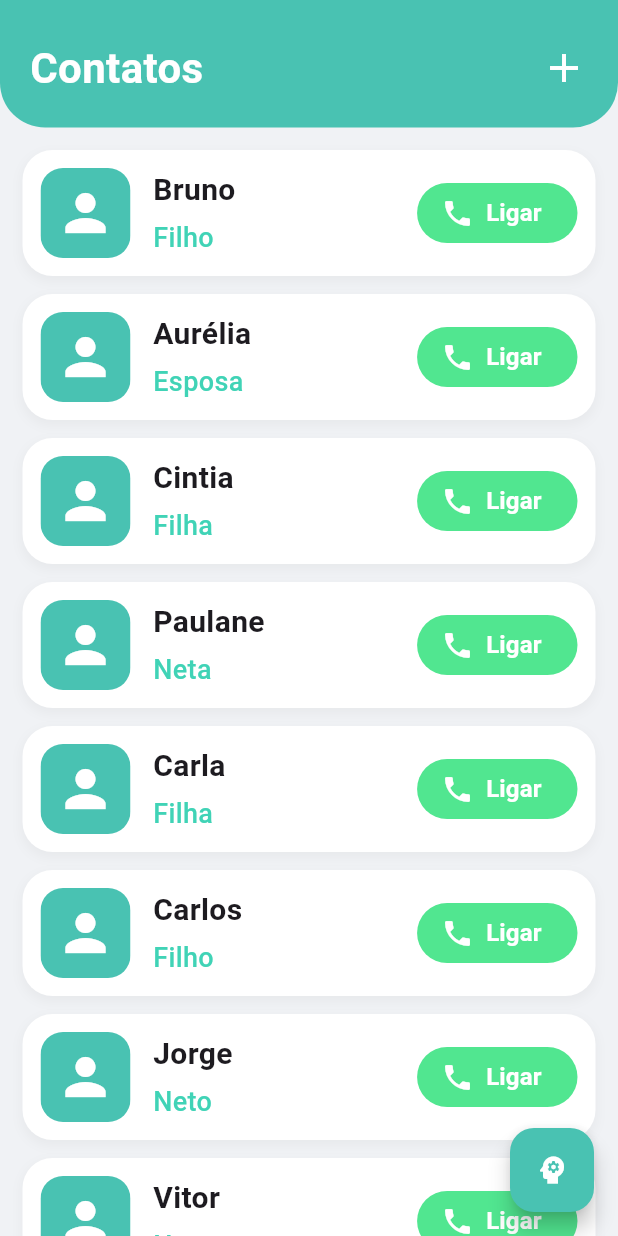
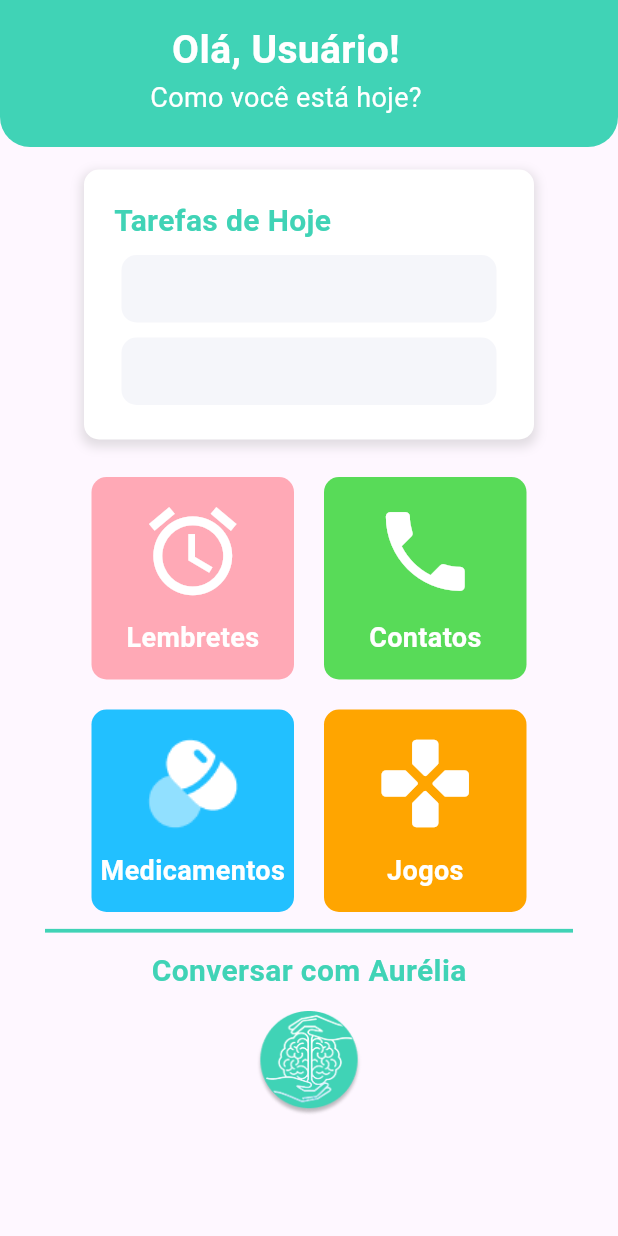
Before and after one commit to PEDROisaias/ProjetoFlutter, a Flutter app: the screen it shows after launch, on a phone screen of 412 x 824 dp. Run offline on Flutter 3.47's test engine with Material 3 defaults, Android fonts, the phone set to English and light mode, and no system bars; Roboto replaces fonts that are missing (Quicksand).

Commit message:
criacao da tela home e ajustes nas outras telas

```diff
--- a/aurelia_app/lib/main.dart
+++ b/aurelia_app/lib/main.dart
@@ -1,7 +1,7 @@
 // Importa o pacote principal do Flutter para usar os widgets do Material Design.
-import 'package:aurelia_app/ui/view_model/ContatosViewModel.dart';
+import 'package:aurelia_app/ui/view/tela_home.dart';
+import 'package:aurelia_app/ui/view_model/contatos_view_model.dart';
 import 'package:flutter/material.dart';
-import 'package:aurelia_app/ui/view/TelaContatos.dart';
 import 'package:provider/provider.dart';
 
 // A função main() é o ponto de entrada da aplicação.
@@ -27,7 +27,7 @@ class MeuApp extends StatelessWidget {
         // Remove a faixa de "debug" no canto superior direito da tela.
         debugShowCheckedModeBanner: false,
         // Define a tela inicial da aplicação como a `TelaContatos`.
-        home: TelaContatos(),
+        home: TelaHome(),
       ),
     );
   }
--- a/aurelia_app/lib/ui/view/TelaContatos.dart
+++ b/aurelia_app/lib/ui/view/tela_contatos.dart
@@ -1,7 +1,8 @@
 // ignore: file_names
-import 'package:aurelia_app/data/model/Contato.dart';
-import 'package:aurelia_app/ui/view/TelaDetalhesContato.dart';
-import 'package:aurelia_app/ui/view_model/ContatosViewModel.dart';
+import 'package:aurelia_app/data/model/contato.dart';
+import 'package:aurelia_app/ui/view/tela_detalhes_contato.dart';
+import 'package:aurelia_app/ui/view/tela_home.dart';
+import 'package:aurelia_app/ui/view_model/contatos_view_model.dart';
 import 'package:flutter/material.dart';
 import 'package:provider/provider.dart';
 
@@ -57,30 +58,41 @@ class TelaContatosState extends State<TelaContatos> {
         // Botão flutuante na parte inferior direita.
         floatingActionButton: FloatingActionButton(
           onPressed: () {}, // Ação vazia(mas obrigatória).
-          backgroundColor: const Color(0xFF49C2B2),
-          child: const Icon(Icons.psychology, color: Colors.white),
+          backgroundColor: const Color.fromRGBO(64, 211, 182, 1.0),
+          child: Image.asset('assets/images/aurelia_logo_bg_transparent.png'),
         ),
       ),
     );
   }
+
+  // -----------------------------------------------------------------------------------------------------------------
 
   // Widget para construir o cabeçalho.
   Widget buildHeader() {
     // Adiciona preenchimento interno
     return Container(
       // Construção do cabeçalho. Define a cor de fundo e o raio dos cantos inferiores.
-      padding: const EdgeInsets.only(top: 25, bottom: 20, left: 20, right: 20),
+      padding: const EdgeInsets.only(top: 25, bottom: 20, left: 10, right: 20),
       decoration: const BoxDecoration(
-        color: Color(0xFF49C2B2),
+        color: Color.fromRGBO(64, 211, 182, 1.0),
         borderRadius: BorderRadius.only(
-          bottomLeft: Radius.circular(30),
-          bottomRight: Radius.circular(30),
+          bottomLeft: Radius.circular(14),
+          bottomRight: Radius.circular(14),
         ),
       ),
       child: Row(
         // Alinha os elementos do cabeçalho nas extremidades.
-        mainAxisAlignment: MainAxisAlignment.spaceBetween,
-        children: const [
+        mainAxisAlignment: MainAxisAlignment.start,
+        children: [
+          IconButton(
+            icon: const Icon(Icons.arrow_back, color: Colors.white, size: 28),
+            onPressed: () {
+              Navigator.pop(context,
+              MaterialPageRoute(builder: (context) => const TelaHome())
+              ); // Volta para a tela anterior ao pressionar o botão.
+            },
+          ),
+          const SizedBox(width: 20),
           // Texto do título.
           Text(
             'Contatos',
@@ -88,14 +100,21 @@ class TelaContatosState extends State<TelaContatos> {
               color: Colors.white,
               fontSize: 28,
               fontWeight: FontWeight.bold,
+              fontFamily: 'Quicksand',
             ),
           ),
+          const Spacer(),
           // Ícone de adicionar contato.
-          Icon(Icons.add, color: Colors.white, size: 32),
+          Icon(Icons.add,
+          color: Colors.white,
+          size: 32,
+          ),
         ],
       ),
     );
   }
+
+  // -----------------------------------------------------------------------------------------------------------------
 
   // Widget para construir um único item da lista.
   Widget _buildContactItem(Contato contato) {
--- a/aurelia_app/lib/ui/view/TelaDetalhesContato.dart
+++ b/aurelia_app/lib/ui/view/tela_detalhes_contato.dart
@@ -1,4 +1,5 @@
-import 'package:aurelia_app/data/model/Contato.dart';
+import 'package:aurelia_app/data/model/contato.dart';
+import 'package:aurelia_app/ui/view/tela_contatos.dart';
 import 'package:flutter/material.dart';
 
 // Este widget não tem estado mutável, então é um StatelessWidget.
@@ -14,33 +15,22 @@ class Teladetalhescontato extends StatelessWidget {
     // Scaffold fornece a estrutura visual básica da tela.
     return SafeArea(
       child: Scaffold(
-        // AppBar é a barra de título na parte superior da tela.
-        appBar: AppBar(
-          title: Text('Contato'),
-          // Define a fonte, tamanho e peso do texto do título.
-          titleTextStyle: TextStyle(
-            fontFamily: 'Quicksand',
-            fontSize: 28,
-            fontWeight: FontWeight.bold,
-          ),
-          // Define a cor da barra de título.
-          backgroundColor: const Color(0xFF49C2B2),
-        ),
-
+        backgroundColor: const Color(0xFFF0F2F5),
         // O corpo da tela é uma coluna que organiza os widgets verticalmente.
         // Toda essa parte é da foto do contato
         body: Column(
           // Centraliza os widgets horizontalmente.
           crossAxisAlignment: CrossAxisAlignment.center,
           children: [
+            _buildHeader(context),
             // Chama o método para construir o widget que exibe a foto do contato.
             _buildFotoContato(),
             // Adiciona um espaço vertical de 20 pixels.
-            const SizedBox(height: 20),
+            const SizedBox(height: 25),
             // O Expanded faz com que o widget de informações ocupe todo o
             // espaço vertical restante.
             Expanded(child: _buildInfoContato()),
-            const SizedBox(height: 20),
+            const SizedBox(height: 25),
 
             // Linha com dois botões: "Ligar" e "Reportar".
             Row(
@@ -73,6 +63,10 @@ class Teladetalhescontato extends StatelessWidget {
                       borderRadius: BorderRadius.circular(30),
                     ),
                     elevation: 0, // Sem sombra
+                    padding: const EdgeInsets.symmetric(
+                      horizontal: 20,
+                      vertical: 12,
+                    ),
                   ),
                 ),
                 ElevatedButton.icon(
@@ -96,16 +90,23 @@ class Teladetalhescontato extends StatelessWidget {
                     shape: RoundedRectangleBorder(
                       borderRadius: BorderRadius.circular(30),
                     ),
+                    padding: const EdgeInsets.symmetric(
+                      horizontal: 20,
+                      vertical: 12,
+                    ),
                     elevation: 0, // Sem sombra
                   ),
                 ),
               ],
             ),
+            const SizedBox(height: 25), // Espaçamento inferior
           ],
         ),
       ),
     );
   }
+
+  // -------------------------------------------------------------------------------------------------------
 
   // Widget utilitário para criar um campo de informação formatado.
   Widget _buildInfoField(String text) {
@@ -122,11 +123,13 @@ class Teladetalhescontato extends StatelessWidget {
     );
   }
 
+  // -------------------------------------------------------------------------------------------------------
+
   // Constrói a seção da foto do contato.
   Widget _buildFotoContato() {
     return Container(
       // Adiciona uma margem superior para espaçamento.
-      margin: EdgeInsets.only(top: 40),
+      margin: EdgeInsets.only(top: 30),
       // Adiciona preenchimento interno.
       padding: const EdgeInsets.all(8),
       // Adiciona cor de fundo, bordas arredondadas e uma sombra.
@@ -165,6 +168,8 @@ class Teladetalhescontato extends StatelessWidget {
       ),
     );
   }
+
+  // -------------------------------------------------------------------------------------------------------
 
   // Constrói a seção de informações do contato.
   Widget _buildInfoContato() {
@@ -221,4 +226,54 @@ class Teladetalhescontato extends StatelessWidget {
       ),
     );
   }
+
+  // -----------------------------------------------------------------------------------------------
+
+  Widget _buildHeader(BuildContext context) {
+    // Adiciona preenchimento interno
+    return Container(
+      // Construção do cabeçalho. Define a cor de fundo e o raio dos cantos inferiores.
+      padding: const EdgeInsets.only(top: 15, bottom: 20, left: 10),
+      decoration: const BoxDecoration(
+        color: Color.fromRGBO(64, 211, 182, 1.0),
+        borderRadius: BorderRadius.only(
+          bottomLeft: Radius.circular(14),
+          bottomRight: Radius.circular(14),
+        ),
+      ),
+      child: Row(
+        mainAxisAlignment: MainAxisAlignment.start,
+        children: [
+          // Botão de voltar
+          IconButton(
+            icon: const Icon(Icons.arrow_back, color: Colors.white, size: 28),
+            onPressed: () {
+              Navigator.pop(
+                context,
+                MaterialPageRoute(builder: (context) => TelaContatos()),
+              );
+            },
+          ),
+          // Título do cabeçalho
+          const SizedBox(width: 8),
+          const Text(
+            'Detalhes do Contato',
+            style: TextStyle(
+              color: Colors.white,
+              fontFamily: 'Quicksand',
+              fontWeight: FontWeight.bold,
+              fontSize: 26,
+            ),
+          ),
+          const Spacer(),
+          IconButton(
+            onPressed: () {},
+            icon: const Icon(Icons.more_vert,
+            color: Colors.white,
+            size: 26),
+          ),
+        ],
+      ),
+    );
+  }
 }
--- /dev/null
+++ b/aurelia_app/lib/ui/view/tela_home.dart
@@ -0,0 +1,338 @@
+import 'package:aurelia_app/ui/view/tela_contatos.dart';
+import 'package:flutter/material.dart';
+
+class TelaHome extends StatefulWidget {
+  const TelaHome({super.key});
+
+  @override
+  State<TelaHome> createState() {
+    return TelaHomeState();
+  }
+}
+
+class TelaHomeState extends State<TelaHome> {
+  @override
+  Widget build(BuildContext context) {
+    return SafeArea(
+      child: Scaffold(
+        body: Column(
+          children: [
+            buildHeader(),
+            // Espaçador para empurrar o conteúdo para baixo
+            const SizedBox(height: 15),
+            // Texto centralizado na tela
+            Center(child: buildTarefasUrgentes()),
+            const SizedBox(height: 5),
+            Center(child: buildContainerButtons()),
+            Divider(
+              height: 25,
+              color: Color.fromRGBO(64, 211, 182, 1.0),
+              thickness: 2.5,
+              indent: 30,
+              endIndent: 30,
+            ),
+            Text(
+              'Conversar com Aurélia',
+              style: TextStyle(
+                fontFamily: 'Quicksand',
+                fontSize: 20,
+                fontWeight: FontWeight.bold,
+                color: Color.fromRGBO(64, 211, 182, 1.0),
+              ),
+            ),
+            const SizedBox(height: 4),
+            IconButton(
+              onPressed: () {},
+              icon: Image.asset(
+                'assets/images/aurelia_logo.png',
+                width: 100,
+                height: 70,
+              ),
+            ),
+          ],
+        ),
+      ),
+    );
+  }
+
+  // ---------------------------------------------------------------------------------------------------------------
+  // Método para construir o cabeçalho da tela
+
+  Widget buildHeader() {
+    return Container(
+      padding: const EdgeInsets.only(top: 15, bottom: 20, left: 100),
+      decoration: const BoxDecoration(
+        color: Color.fromRGBO(64, 211, 182, 1.0),
+        borderRadius: BorderRadius.only(
+          bottomLeft: Radius.circular(20),
+          bottomRight: Radius.circular(20),
+        ),
+      ),
+      child: Row(
+        children: [
+          Column(
+            children: [
+              const Text(
+                'Olá, Usuário!',
+                style: TextStyle(
+                  color: Colors.white,
+                  fontSize: 26,
+                  fontWeight: FontWeight.bold,
+                  fontFamily: 'Quicksand',
+                ),
+              ),
+              const Text(
+                'Como você está hoje?',
+                style: TextStyle(
+                  color: Colors.white,
+                  fontSize: 18,
+                  fontFamily: 'Quicksand',
+                ),
+              ),
+            ],
+          ),
+        ],
+      ),
+    );
+  }
+
+  // -----------------------------------------------------------------------------------------------------------------
+  // Widget para construir o container de Tarefas Urgemtes
+
+  Widget buildTarefasUrgentes() {
+    return Container(
+      width: 300,
+      height: 180,
+      padding: const EdgeInsets.all(20),
+      decoration: BoxDecoration(
+        color: Color.fromRGBO(255, 255, 255, 1),
+        borderRadius: BorderRadius.circular(10),
+        boxShadow: [
+          BoxShadow(
+            // ignore: deprecated_member_use
+            color: Colors.grey.withOpacity(0.3),
+            spreadRadius: 2,
+            blurRadius: 5,
+            offset: const Offset(0, 3), // changes position of shadow
+          ),
+        ],
+      ),
+      child: Column(
+        crossAxisAlignment: CrossAxisAlignment.start,
+        mainAxisAlignment: MainAxisAlignment.start,
+
+        children: [
+          Text(
+            'Tarefas de Hoje',
+            style: TextStyle(
+              fontSize: 20,
+              color: Color.fromRGBO(64, 211, 182, 1.0),
+              fontWeight: FontWeight.bold,
+              fontFamily: 'Quicksand',
+            ),
+          ),
+          const SizedBox(height: 8),
+          Row(
+            mainAxisAlignment: MainAxisAlignment.center,
+            children: [
+              Container(
+                padding: const EdgeInsets.all(20),
+                width: 250,
+                height: 45,
+                decoration: BoxDecoration(
+                  borderRadius: BorderRadius.circular(10),
+                  color: Color.fromRGBO(245, 246, 250, 1.0),
+                ),
+              ),
+            ],
+          ),
+          Row(
+            mainAxisAlignment: MainAxisAlignment.center,
+            children: [
+              Container(
+                margin: const EdgeInsets.only(top: 10),
+                width: 250,
+                height: 45,
+                decoration: BoxDecoration(
+                  borderRadius: BorderRadius.circular(10),
+                  color: Color.fromRGBO(245, 246, 250, 1.0),
+                ),
+              ),
+            ],
+          ),
+        ],
+      ),
+    );
+  }
+
+  // -----------------------------------------------------------------------------------------------------------------
+
+  Widget buildContainerButtons() {
+    return Column(
+      children: [
+        Row(
+          mainAxisAlignment: MainAxisAlignment.center,
+          children: [
+            Column(
+              children: [
+                InkWell(
+                  onTap: () => {},
+                  child: Container(
+                    margin: const EdgeInsets.only(top: 20, right: 10),
+                    width: 135,
+                    height: 135,
+                    decoration: BoxDecoration(
+                      borderRadius: BorderRadius.circular(10),
+                      color: Color.fromRGBO(255, 169, 182, 1),
+                    ),
+                    child: Column(
+                      mainAxisAlignment: MainAxisAlignment.center,
+                      children: [
+                        Icon(
+                          Icons.alarm,
+                          size: 70,
+                          color: Color.fromRGBO(255, 255, 255, 1),
+                        ),
+                        SizedBox(height: 10),
+                        Text(
+                          'Lembretes',
+                          style: TextStyle(
+                            fontSize: 18,
+                            color: Color.fromRGBO(255, 255, 255, 1),
+                            fontWeight: FontWeight.bold,
+                            fontFamily: 'Quicksand',
+                          ),
+                        ),
+                      ],
+                    ),
+                  ),
+                ),
+              ],
+            ),
+            Column(
+              children: [
+                InkWell(
+                  onTap: () => {
+                    Navigator.push(
+                      context,
+                      MaterialPageRoute(builder: (context) => TelaContatos()),
+                    ),
+                  },
+                  child: Container(
+                    margin: const EdgeInsets.only(top: 20, left: 10),
+                    width: 135,
+                    height: 135,
+                    decoration: BoxDecoration(
+                      borderRadius: BorderRadius.circular(10),
+                      color: Color.fromRGBO(88, 219, 88, 1),
+                    ),
+                    child: Column(
+                      mainAxisAlignment: MainAxisAlignment.center,
+                      children: [
+                        Icon(
+                          Icons.phone,
+                          size: 70,
+                          color: Color.fromRGBO(255, 255, 255, 1),
+                        ),
+                        SizedBox(height: 10),
+                        Text(
+                          'Contatos',
+                          style: TextStyle(
+                            fontSize: 18,
+                            color: Color.fromRGBO(255, 255, 255, 1),
+                            fontWeight: FontWeight.bold,
+                            fontFamily: 'Quicksand',
+                          ),
+                        ),
+                      ],
+                    ),
+                  ),
+                ),
+              ],
+            ),
+          ],
+        ),
+        Row(
+          mainAxisAlignment: MainAxisAlignment.center,
+          children: [
+            Column(
+              children: [
+                InkWell(
+                  onTap: () => {},
+                  child: Container(
+                    margin: const EdgeInsets.only(top: 20, right: 10),
+                    width: 135,
+                    height: 135,
+                    decoration: BoxDecoration(
+                      borderRadius: BorderRadius.circular(10),
+                      color: Color.fromRGBO(34, 192, 255, 1),
+                    ),
+                    child: Column(
+                      mainAxisAlignment: MainAxisAlignment.center,
+                      children: [
+                        Image.asset(
+                          'assets/images/medicamento_icone.png',
+                          width: 70,
+                          height: 70,
+                        ),
+                        SizedBox(height: 10),
+                        Text(
+                          'Medicamentos',
+                          style: TextStyle(
+                            fontSize: 18,
+                            color: Color.fromRGBO(255, 255, 255, 1),
+                            fontWeight: FontWeight.bold,
+                            fontFamily: 'Quicksand',
+                          ),
+                        ),
+                      ],
+                    ),
+                  ),
+                ),
+              ],
+            ),
+
+            Column(
+              children: [
+                InkWell(
+                  onTap: () => {},
+                  child: Container(
+                    margin: const EdgeInsets.only(top: 20, left: 10),
+                    width: 135,
+                    height: 135,
+                    decoration: BoxDecoration(
+                      borderRadius: BorderRadius.circular(10),
+                      color: Color.fromRGBO(255, 165, 0, 1.0),
+                    ),
+                    child: Column(
+                      mainAxisAlignment: MainAxisAlignment.center,
+                      children: [
+                        Icon(
+                          Icons.games_rounded,
+                          size: 70,
+                          color: Color.fromRGBO(255, 255, 255, 1),
+                        ),
+                        SizedBox(height: 10),
+                        Text(
+                          'Jogos',
+                          style: TextStyle(
+                            fontSize: 18,
+                            color: Color.fromRGBO(255, 255, 255, 1),
+                            fontWeight: FontWeight.bold,
+                            fontFamily: 'Quicksand',
+                          ),
+                        ),
+                      ],
+                    ),
+                  ),
+                ),
+              ],
+            ),
+          ],
+        ),
+      ],
+    );
+  }
+
+  // -----------------------------------------------------------------------------------------------------------------
+}
--- a/aurelia_app/lib/ui/view_model/ContatosViewModel.dart
+++ b/aurelia_app/lib/ui/view_model/contatos_view_model.dart
@@ -1,5 +1,5 @@
 // ignore: file_names
-import 'package:aurelia_app/data/model/Contato.dart';
+import 'package:aurelia_app/data/model/contato.dart';
 import 'package:flutter/material.dart';
 
 // O ViewModel gerencia a lógica de negócio e os dados para a View.
```
Also changed, not shown: aurelia_app/pubspec.yaml (+5 -3 lines), aurelia_app/assets/images/aurelia_logo.png (added), aurelia_app/assets/images/aurelia_logo_bg_transparent.png (added), aurelia_app/assets/images/medicamento_icone.png (added), aurelia_app/assets/svgs/icone_medicamento.svg (added), aurelia_app/pubspec.lock.
